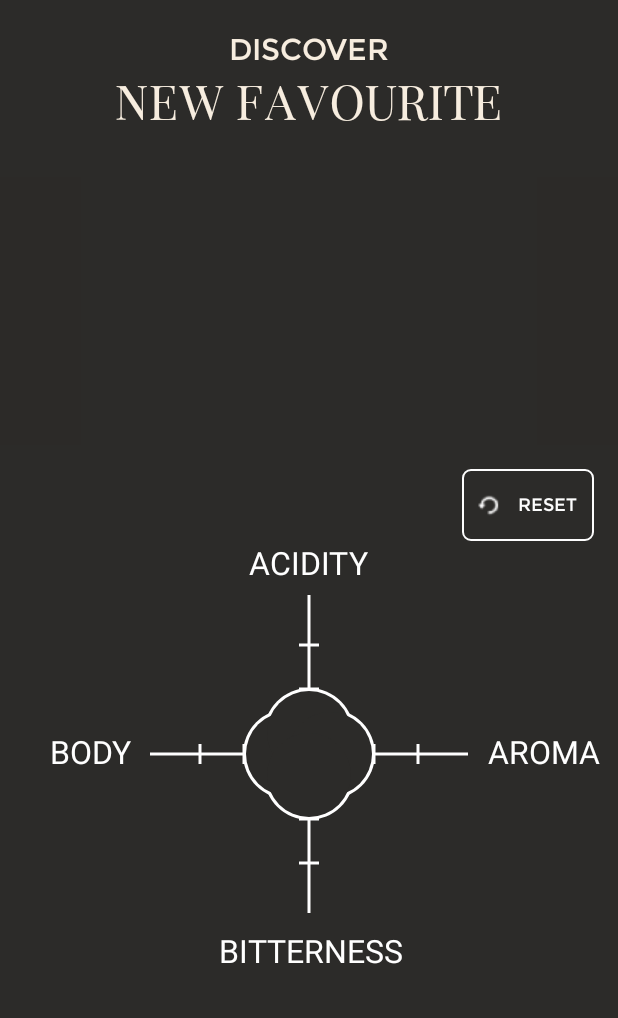
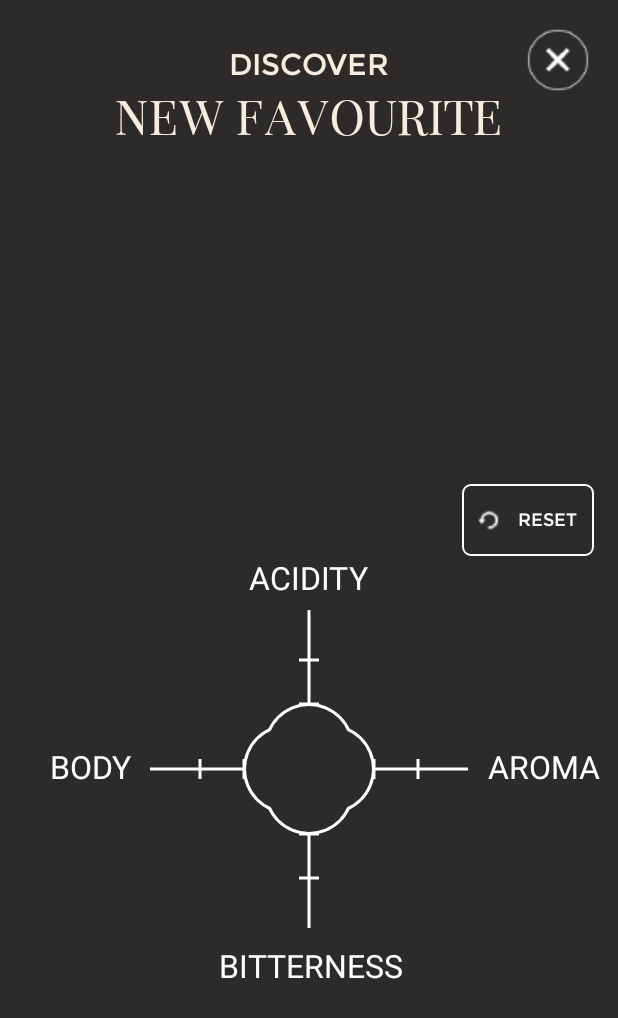
Before and after one commit to cuong292/NakedOrigins, an Android app: the layout fragment_new_favourite.xml on its own in the app's theme, with its tools: preview values and no code run, on a phone screen of 412 x 824 dp. Shown: the top 1018 px of the screen. Run offline under Robolectric (Android 15) with nearby library versions, the light colour scheme and no system bars.

Commit message:
update discover detail

```diff
--- a/app/src/main/res/layout/fragment_new_favourite.xml
+++ b/app/src/main/res/layout/fragment_new_favourite.xml
@@ -9,12 +9,23 @@
         android:layout_height="match_parent"
         android:orientation="vertical">
 
+        <ImageView
+            android:id="@+id/close_iv"
+            android:layout_width="wrap_content"
+            android:layout_height="wrap_content"
+            android:layout_alignParentEnd="true"
+            android:contentDescription="@string/app_name"
+            android:padding="16dp"
+            android:src="@drawable/white_close"
+            app:layout_constraintRight_toRightOf="parent"
+            app:layout_constraintTop_toTopOf="parent" />
+
         <TextView
             android:id="@+id/title_first"
             android:layout_width="wrap_content"
             android:layout_height="wrap_content"
             android:layout_gravity="center_horizontal"
-            android:layout_marginTop="20dp"
+            android:layout_marginTop="30dp"
             android:fontFamily="@font/montserrat"
             android:text="@string/discover"
             android:textColor="@color/colorPatel"
--- a/app/src/main/res/values/colors.xml
+++ b/app/src/main/res/values/colors.xml
@@ -19,4 +19,5 @@
   <color name="colorDiscoverBackground">#2C2B29</color>
   <color name="colorDiscoverBackground50">#802C2B29</color>
   <color name="bgDiscover">#E6EFF4</color>
+  <color name="bgDiscoverDetail">#F5ECDD</color>
 </resources>
--- a/app/src/main/res/values/strings.xml
+++ b/app/src/main/res/values/strings.xml
@@ -12,4 +12,5 @@
   <string name="close">Close</string>
   <string name="find_your_coffee">FIND YOUR NEXT COFFEE</string>
     <string name="reset">Reset</string>
+    <string name="what_you_re_drinking">WHAT YOU\'RE DRINKING</string>
 </resources>
```
Also changed, not shown: app/src/main/java/com/example/admin/nakedorigins/screens/main/discover/DiscoverFragment.java (+20 -1 lines), app/src/main/java/com/example/admin/nakedorigins/screens/main/discover/newfavourite/NewFavouriteFragment.java (+17 -4 lines), app/src/main/res/layout/fragment_discover.xml (+5 -3 lines), app/src/main/res/drawable/bg_discover_detail.png (added).
